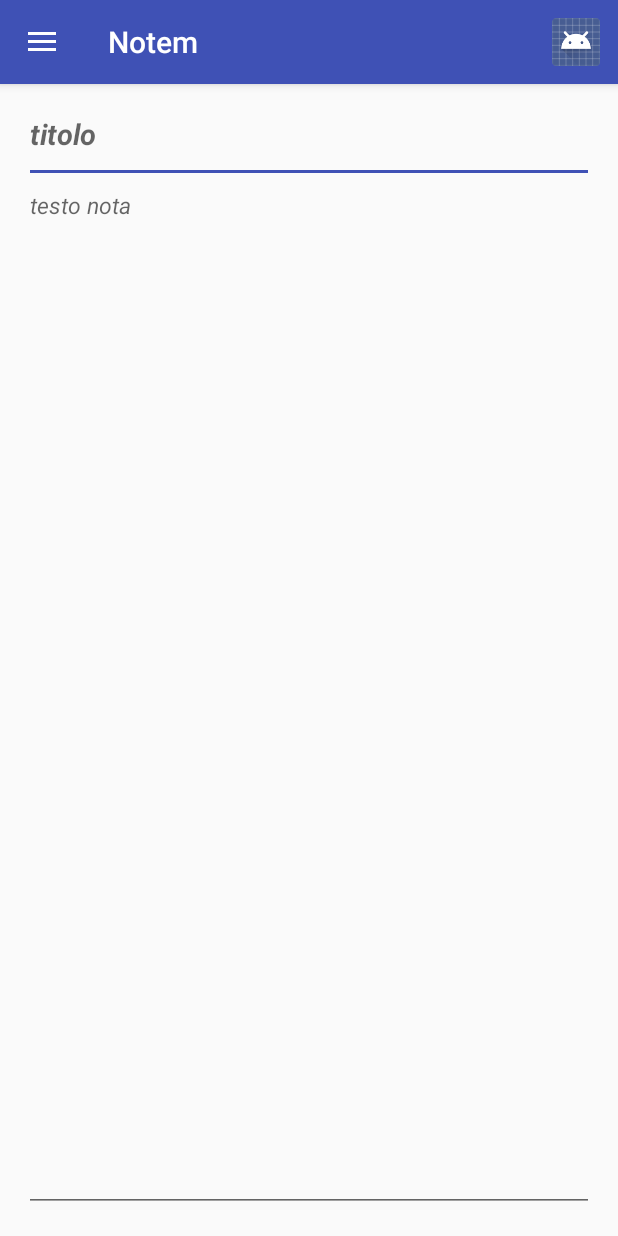
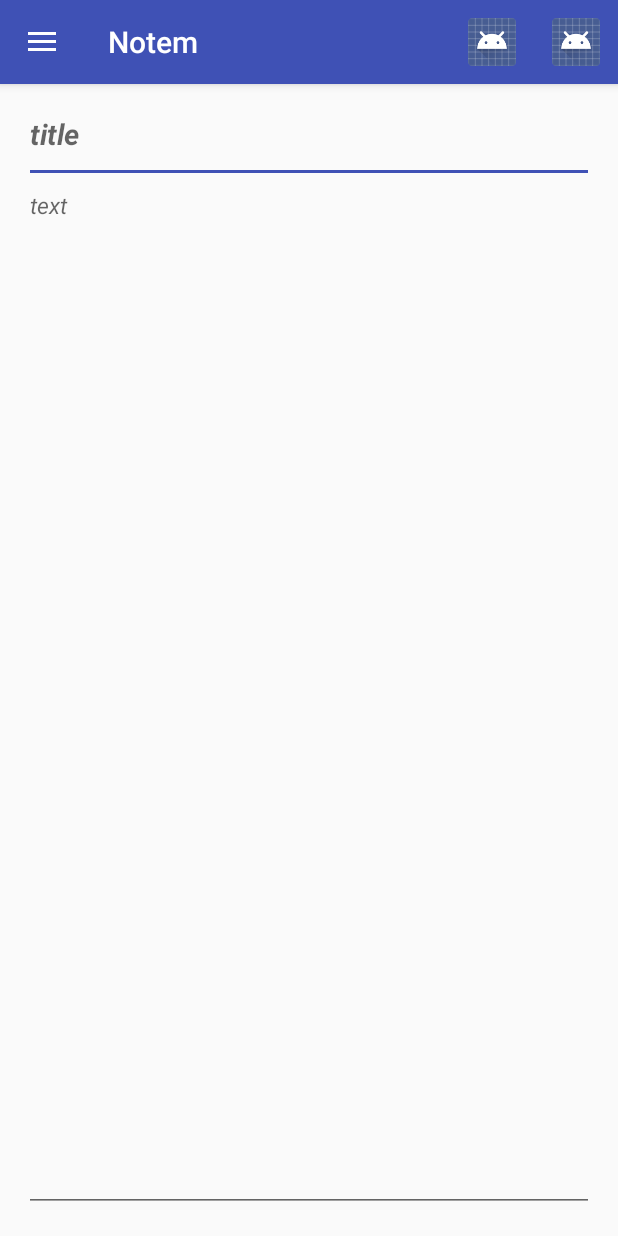
Before and after one commit to elleVas/MEM, an Android app: the NewNotaActivity screen opened directly, with no data from a screen before it, on a phone screen of 412 x 824 dp. Run offline under Robolectric (Android 15) with nearby library versions, the phone set to English and light mode, and no system bars.

Commit message:
inserito pulsante per delete note con modal, tradotto testi in inglese

```diff
--- a/app/src/main/res/layout/content_new_nota.xml
+++ b/app/src/main/res/layout/content_new_nota.xml
@@ -13,7 +13,7 @@
     android:touchscreenBlocksFocus="true">
 
     <EditText
-        android:hint="titolo"
+        android:hint="title"
         android:id="@+id/titoloNota"
         android:layout_width="100dp"
         android:layout_height="50dp"
@@ -27,7 +27,7 @@
         android:layout_alignEnd="@+id/invDescription"
         android:textStyle="bold|italic" />
     <EditText
-        android:hint="testo nota"
+        android:hint="text"
         android:id="@+id/invDescription"
         android:layout_width="1150dp"
         android:layout_height="175dp"
--- a/app/src/main/res/layout/content_update_nota.xml
+++ b/app/src/main/res/layout/content_update_nota.xml
@@ -12,7 +12,7 @@
 
 
     <EditText
-        android:hint="titolo"
+        android:hint="title"
         android:id="@+id/titoloNota"
         android:layout_width="100dp"
         android:layout_height="50dp"
@@ -31,7 +31,7 @@
         android:textStyle="bold|italic"
         android:textIsSelectable="false" />
     <EditText
-        android:hint="testo"
+        android:hint="text"
         android:id="@+id/invDescription"
         android:layout_width="1150dp"
         android:layout_height="175dp"
--- /dev/null
+++ b/app/src/main/res/layout/searchable.xml
@@ -0,0 +1,5 @@
+<searchable xmlns:android="http://schemas.android.com/apk/res/android"
+    android:hint="@string/search_hint"
+    android:includeInGlobalSearch="false"
+    android:label="@string/search_label"
+    android:searchSettingsDescription="@string/action_search" />
--- a/app/src/main/res/menu/new_nota.xml
+++ b/app/src/main/res/menu/new_nota.xml
@@ -1,8 +1,15 @@
 <?xml version="1.0" encoding="utf-8"?>
 <menu xmlns:android="http://schemas.android.com/apk/res/android"
     xmlns:app="http://schemas.android.com/apk/res-auto">
+
     <item
-        android:id="@+id/action_favorite"
+        android:id="@+id/action_delete"
+        android:icon="@android:drawable/sym_def_app_icon"
+        android:title="@string/action_delete"
+        app:showAsAction="ifRoom"
+        />
+    <item
+        android:id="@+id/action_salva"
         android:icon="@android:drawable/sym_def_app_icon"
         android:title="@string/action_salva"
         app:showAsAction="ifRoom"
--- a/app/src/main/res/values/strings.xml
+++ b/app/src/main/res/values/strings.xml
@@ -11,7 +11,8 @@
     <string name="search_hint">Search</string>
     <string name="search_label">Search</string>
 
-    <string name="action_salva">Salva</string>
+    <string name="action_salva">Save</string>
+    <string name="action_delete">Delete</string>
     <string name="title_activity_list_note">Notem</string>
     <string name="title_activity_update_nota">Notem</string>
     <string name="title_activity_new_nota">Notem</string>
```
Also changed, not shown: app/src/main/java/com/android/lele_phobia/mem/DatabaseHelper.java (+11 -0 lines), app/src/main/java/com/android/lele_phobia/mem/NewNotaActivity.java (+12 -3 lines), app/src/main/java/com/android/lele_phobia/mem/Search.java (added, +13 -0 lines), app/src/main/java/com/android/lele_phobia/mem/UpdateNotaActivity.java (+71 -3 lines), app/src/main/res/menu/update_nota.xml (+9 -1 lines).
